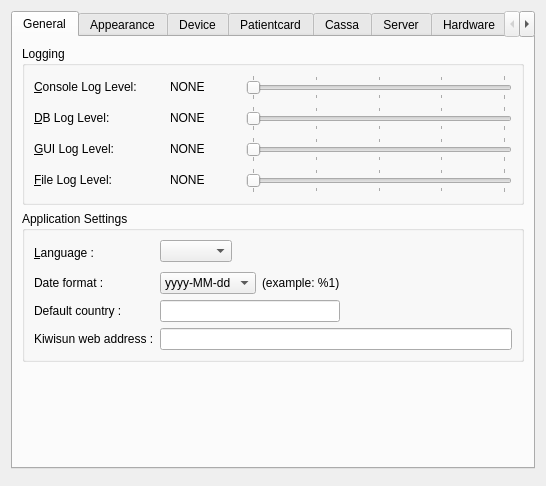
Before: the Qt Designer form client/dlgpreferences.ui in tbikfalvi/Belenus, drawn with Qt 5.
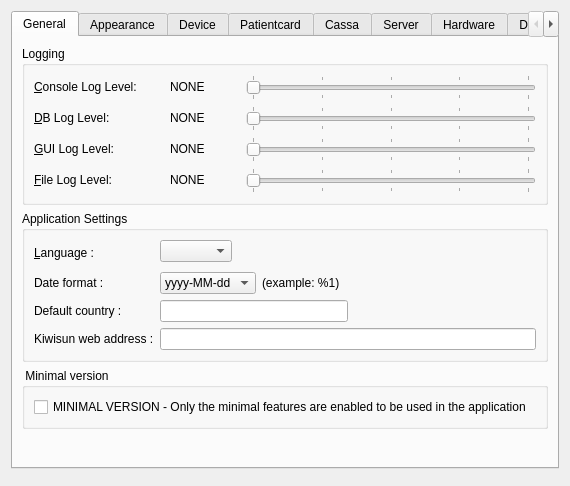
After: the same form once the commit is applied. The open tabs and pages were chosen to show the change.

Diff of the .ui file:
```diff
--- a/client/dlgpreferences.ui
+++ b/client/dlgpreferences.ui
@@ -495,6 +495,22 @@
          </layout>
         </widget>
        </item>
+       <item>
+        <widget class="QGroupBox" name="gbFapad">
+         <property name="title">
+          <string> Minimal version </string>
+         </property>
+         <layout class="QVBoxLayout" name="verticalLayout_23">
+          <item>
+           <widget class="QCheckBox" name="chkFapad">
+            <property name="text">
+             <string>MINIMAL VERSION - Only the minimal features are enabled to be used in the application </string>
+            </property>
+           </widget>
+          </item>
+         </layout>
+        </widget>
+       </item>
        <item>
         <spacer name="spcSpacer">
          <property name="orientation">
```
Left out of the diff: 2 changed lines with no effect on the pictures.
